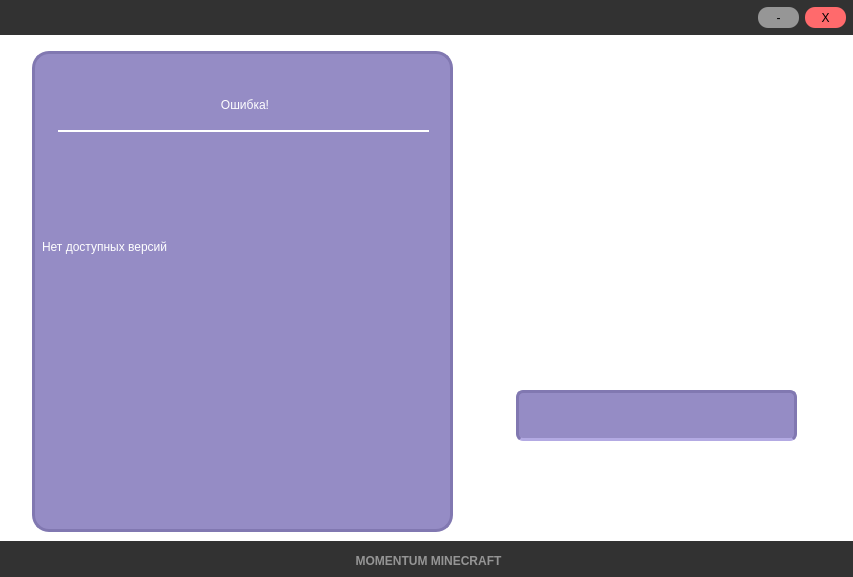
Old version of the form mainwindow.ui in the repository cheboxarov/MomentumMinecraft.
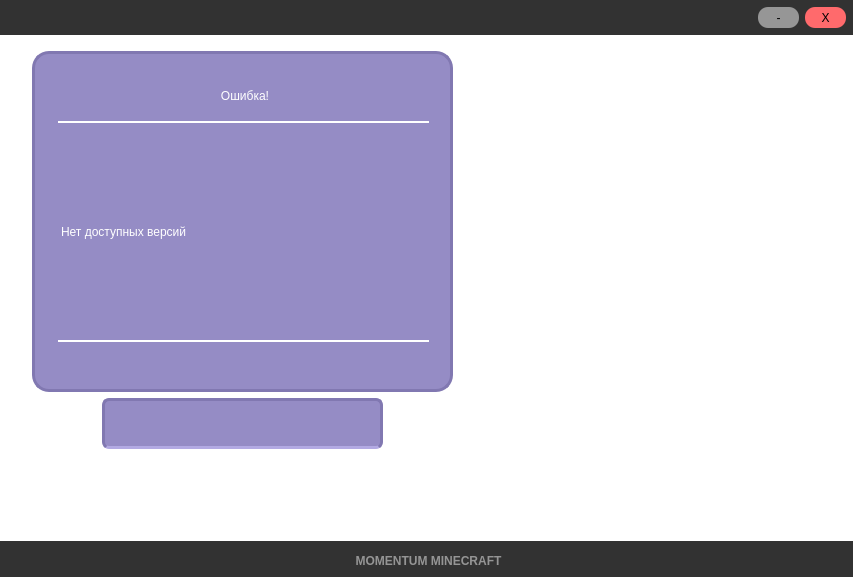
New version of the form. Icons and pictures are not drawn.

The edit to the form file:
```diff
--- a/mainwindow.ui
+++ b/mainwindow.ui
@@ -35,7 +35,7 @@
       <x>32</x>
       <y>51</y>
       <width>421</width>
-      <height>481</height>
+      <height>341</height>
      </rect>
     </property>
     <property name="styleSheet">
@@ -51,7 +51,7 @@
      <property name="geometry">
       <rect>
        <x>26</x>
-       <y>30</y>
+       <y>21</y>
        <width>371</width>
        <height>51</height>
       </rect>
@@ -71,10 +71,10 @@
     <widget class="QLabel" name="textAbout">
      <property name="geometry">
       <rect>
-       <x>10</x>
-       <y>90</y>
-       <width>401</width>
-       <height>211</height>
+       <x>26</x>
+       <y>70</y>
+       <width>371</width>
+       <height>221</height>
       </rect>
      </property>
      <property name="styleSheet">
@@ -82,7 +82,10 @@
 background: rgba(0,0,0,0);
 color: white;
  text-align: center;
-line-height:3px;</string>
+line-height:3px;
+border-radius:0px;
+border-top:2px solid white;
+border-bottom: 2px solid white;</string>
      </property>
      <property name="text">
       <string>Нет доступных версий</string>
@@ -105,54 +108,31 @@
     <property name="title">
      <string/>
     </property>
-    <widget class="QGroupBox" name="versionsBox">
+    <widget class="QScrollArea" name="scrollArea">
      <property name="geometry">
       <rect>
        <x>10</x>
-       <y>10</y>
+       <y>0</y>
        <width>351</width>
-       <height>281</height>
+       <height>491</height>
       </rect>
      </property>
      <property name="styleSheet">
       <string notr="true"/>
      </property>
-     <property name="title">
-      <string/>
+     <property name="widgetResizable">
+      <bool>true</bool>
      </property>
-    </widget>
-    <widget class="QLabel" name="downloadProgress">
-     <property name="geometry">
-      <rect>
-       <x>20</x>
-       <y>310</y>
-       <width>331</width>
-       <height>31</height>
-      </rect>
-     </property>
-     <property name="styleSheet">
-      <string notr="true">color:white;</string>
-     </property>
-     <property name="text">
-      <string/>
-     </property>
-    </widget>
-    <widget class="QLineEdit" name="clientNameLine">
-     <property name="geometry">
-      <rect>
-       <x>44</x>
-       <y>350</y>
-       <width>281</width>
-       <height>51</height>
-      </rect>
-     </property>
-     <property name="styleSheet">
-      <string notr="true">background:rgb(149, 140, 197);
-border: 3px solid rgb(129, 120, 177);
-border-bottom: 3px solid rgb(179, 170, 227);
-border-radius: 7px;
-color: white;</string>
-     </property>
+     <widget class="QWidget" name="scrollAreaWidgetContents">
+      <property name="geometry">
+       <rect>
+        <x>0</x>
+        <y>0</y>
+        <width>351</width>
+        <height>491</height>
+       </rect>
+      </property>
+     </widget>
     </widget>
    </widget>
    <widget class="QGroupBox" name="downLine">
@@ -258,6 +238,56 @@
      </property>
     </widget>
    </widget>
+   <widget class="QLabel" name="downloadProgress">
+    <property name="geometry">
+     <rect>
+      <x>81</x>
+      <y>352</y>
+      <width>331</width>
+      <height>31</height>
+     </rect>
+    </property>
+    <property name="styleSheet">
+     <string notr="true">color:white;
+background: rgba(0,0,0,0);</string>
+    </property>
+    <property name="text">
+     <string/>
+    </property>
+   </widget>
+   <widget class="QGroupBox" name="groupBox_3">
+    <property name="geometry">
+     <rect>
+      <x>33</x>
+      <y>396</y>
+      <width>421</width>
+      <height>141</height>
+     </rect>
+    </property>
+    <property name="styleSheet">
+     <string notr="true">background:rgba(0,0,0,0)</string>
+    </property>
+    <property name="title">
+     <string/>
+    </property>
+    <widget class="QLineEdit" name="clientNameLine">
+     <property name="geometry">
+      <rect>
+       <x>69</x>
+       <y>2</y>
+       <width>281</width>
+       <height>51</height>
+      </rect>
+     </property>
+     <property name="styleSheet">
+      <string notr="true">background:rgb(149, 140, 197);
+border: 3px solid rgb(129, 120, 177);
+border-bottom: 3px solid rgb(179, 170, 227);
+border-radius: 7px;
+color: white;</string>
+     </property>
+    </widget>
+   </widget>
   </widget>
  </widget>
  <resources>
```
